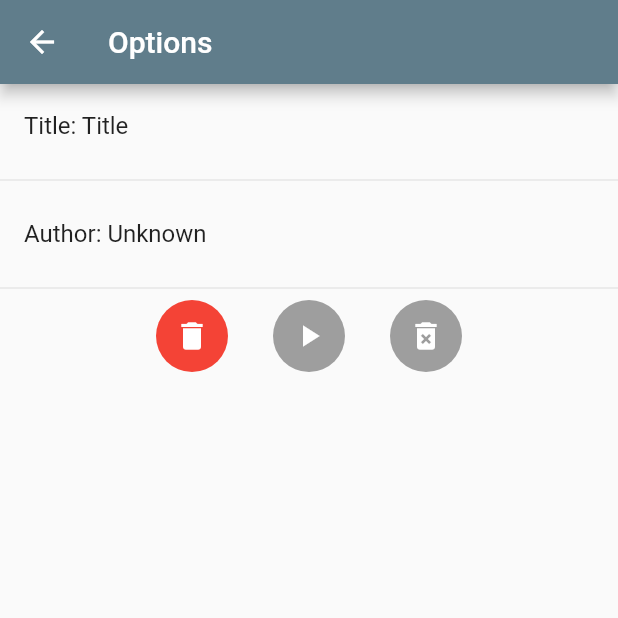
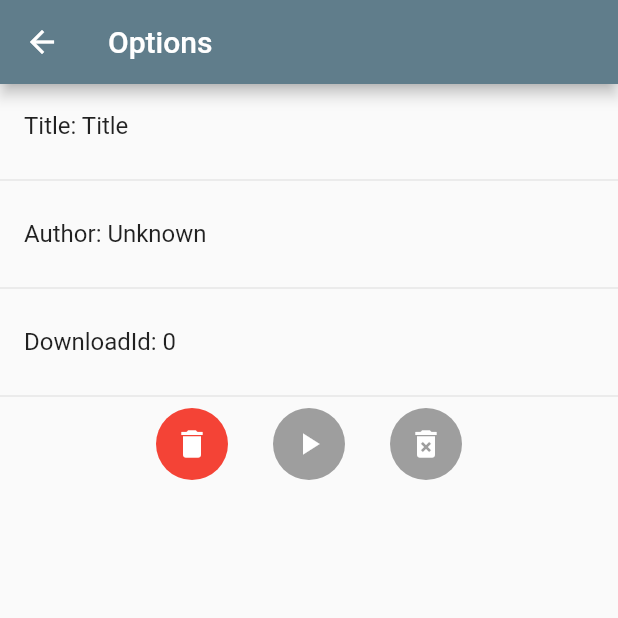
Before and after one commit to Abstractolotl/aztube-app, a Flutter app: the DownloadScreen screen opened directly with empty values, on a phone screen of 412 x 824 dp, the top half of it. Run offline on Flutter 3.47's test engine with Material 2 defaults, Android fonts, the light colour scheme and no system bars; our stand-ins replace camera, device_info_plus; missing offline and left inert: qr_code_scanner; Roboto replaces fonts that are missing (OpenSans).

Commit message:
Show DownloadId

```diff
--- a/lib/views/downloadoption.dart
+++ b/lib/views/downloadoption.dart
@@ -1,10 +1,8 @@
 import 'package:aztube/api/downloaddata.dart';
-import 'package:aztube/elements/simplebutton.dart';
 import 'package:aztube/elements/simplecircularbutton.dart';
 import 'package:aztube/files/downloadsmodel.dart';
 import 'package:aztube/files/filemanager.dart';
 import 'package:flutter/material.dart';
-import 'package:flutter/rendering.dart';
 import 'package:flutter/services.dart';
 
 class DownloadScreen extends StatefulWidget {
@@ -55,6 +53,10 @@ class DownloadScreenState extends State<DownloadScreen> {
             const Divider(),
             ListTile(
               title: Text('Author: ${widget.video.author}'),
+            ),
+            const Divider(),
+            ListTile(
+              title: Text('DownloadId: ${widget.video.downloadId}'),
             ),
             const Divider(),
             Row(
```
